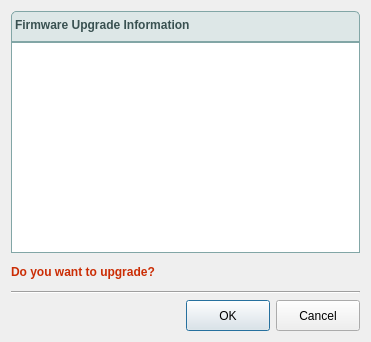
Old version of the form T3kUpgrade/briefing_dialog.ui in the repository habilience/habilience-t3ksensor-tools.
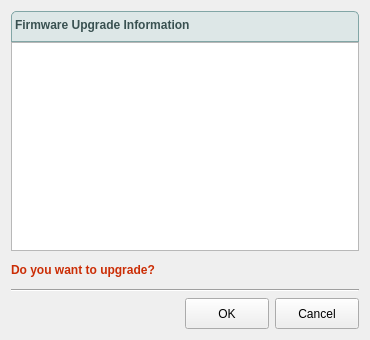
New version of the form. Icons and pictures are not drawn.

```diff
--- a/T3kUpgrade/briefing_dialog.ui
+++ b/T3kUpgrade/briefing_dialog.ui
@@ -9,12 +9,12 @@
    <rect>
     <x>0</x>
     <y>0</y>
-    <width>371</width>
-    <height>342</height>
+    <width>370</width>
+    <height>340</height>
    </rect>
   </property>
   <property name="sizePolicy">
-   <sizepolicy hsizetype="Preferred" vsizetype="Preferred">
+   <sizepolicy hsizetype="Fixed" vsizetype="Fixed">
     <horstretch>0</horstretch>
     <verstretch>0</verstretch>
    </sizepolicy>
@@ -67,32 +67,56 @@
       </widget>
      </item>
      <item>
-      <widget class="QTextEdit" name="textEditDetailInformation">
-       <property name="enabled">
+      <widget class="QTableWidget" name="tableDetailInformation">
+       <property name="focusPolicy">
+        <enum>Qt::NoFocus</enum>
+       </property>
+       <property name="sizeAdjustPolicy">
+        <enum>QAbstractScrollArea::AdjustIgnored</enum>
+       </property>
+       <property name="editTriggers">
+        <set>QAbstractItemView::NoEditTriggers</set>
+       </property>
+       <property name="tabKeyNavigation">
         <bool>false</bool>
        </property>
-       <property name="styleSheet">
-        <string notr="true">border-color: #82A6A6;
-border-style: solid;
-border-width: 1px;
-background-color: rgb(255, 255, 255);</string>
+       <property name="showDropIndicator" stdset="0">
+        <bool>false</bool>
        </property>
-       <property name="frameShape">
-        <enum>QFrame::NoFrame</enum>
+       <property name="dragDropOverwriteMode">
+        <bool>false</bool>
        </property>
-       <property name="frameShadow">
-        <enum>QFrame::Plain</enum>
+       <property name="selectionMode">
+        <enum>QAbstractItemView::NoSelection</enum>
        </property>
-       <property name="horizontalScrollBarPolicy">
-        <enum>Qt::ScrollBarAlwaysOff</enum>
+       <property name="showGrid">
+        <bool>false</bool>
        </property>
-       <property name="html">
-        <string>&lt;!DOCTYPE HTML PUBLIC &quot;-//W3C//DTD HTML 4.0//EN&quot; &quot;http://www.w3.org/TR/REC-html40/strict.dtd&quot;&gt;
-&lt;html&gt;&lt;head&gt;&lt;meta name=&quot;qrichtext&quot; content=&quot;1&quot; /&gt;&lt;style type=&quot;text/css&quot;&gt;
-p, li { white-space: pre-wrap; }
-&lt;/style&gt;&lt;/head&gt;&lt;body style=&quot; font-family:'Lucida Grande'; font-size:13pt; font-weight:400; font-style:normal;&quot;&gt;
-&lt;p style=&quot;-qt-paragraph-type:empty; margin-top:0px; margin-bottom:0px; margin-left:0px; margin-right:0px; -qt-block-indent:0; text-indent:0px; font-family:'Gulim'; font-size:9pt;&quot;&gt;&lt;br /&gt;&lt;/p&gt;&lt;/body&gt;&lt;/html&gt;</string>
+       <property name="cornerButtonEnabled">
+        <bool>false</bool>
        </property>
+       <attribute name="horizontalHeaderVisible">
+        <bool>false</bool>
+       </attribute>
+       <attribute name="horizontalHeaderHighlightSections">
+        <bool>false</bool>
+       </attribute>
+       <attribute name="verticalHeaderVisible">
+        <bool>false</bool>
+       </attribute>
+       <attribute name="verticalHeaderDefaultSectionSize">
+        <number>20</number>
+       </attribute>
+       <column>
+        <property name="text">
+         <string>New Column</string>
+        </property>
+       </column>
+       <column>
+        <property name="text">
+         <string>New Column</string>
+        </property>
+       </column>
       </widget>
      </item>
     </layout>
@@ -149,6 +173,9 @@
        <property name="text">
         <string>OK</string>
        </property>
+       <property name="autoDefault">
+        <bool>false</bool>
+       </property>
       </widget>
      </item>
      <item>
@@ -162,6 +189,9 @@
        <property name="text">
         <string>Cancel</string>
        </property>
+       <property name="autoDefault">
+        <bool>false</bool>
+       </property>
       </widget>
      </item>
     </layout>
```
